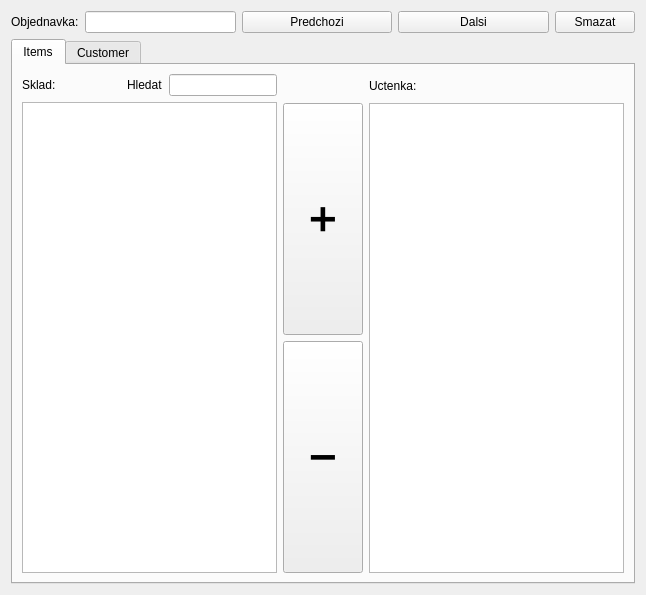
Old version of the form orders_widget.ui in the repository skrcka/URO_P2.
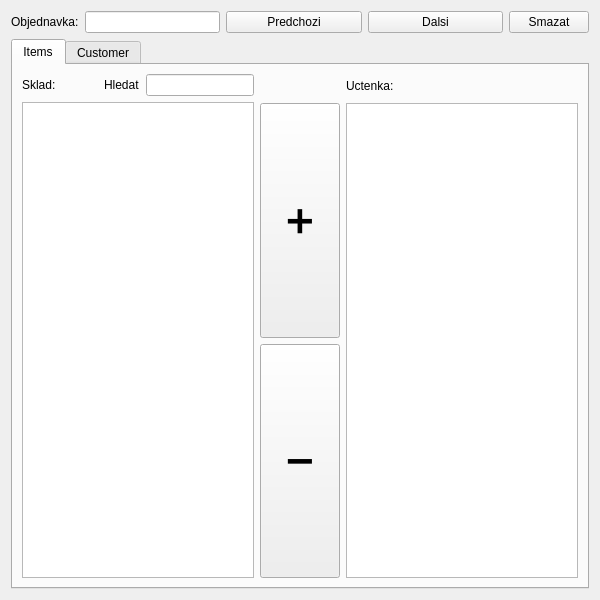
New version of the form. The open tabs and pages were chosen to show the change.

```diff
--- a/orders_widget.ui
+++ b/orders_widget.ui
@@ -6,16 +6,25 @@
    <rect>
     <x>0</x>
     <y>0</y>
-    <width>646</width>
-    <height>595</height>
+    <width>600</width>
+    <height>600</height>
    </rect>
   </property>
+  <property name="sizePolicy">
+   <sizepolicy hsizetype="Expanding" vsizetype="Expanding">
+    <horstretch>0</horstretch>
+    <verstretch>0</verstretch>
+   </sizepolicy>
+  </property>
   <property name="windowTitle">
    <string>Form</string>
   </property>
-  <layout class="QGridLayout" name="gridLayout">
-   <item row="0" column="2">
+  <layout class="QVBoxLayout" name="verticalLayout_2">
+   <item>
     <layout class="QVBoxLayout" name="verticalLayout">
+     <property name="sizeConstraint">
+      <enum>QLayout::SetNoConstraint</enum>
+     </property>
      <item>
       <layout class="QHBoxLayout" name="horizontalLayout">
        <property name="sizeConstraint">
@@ -82,6 +91,12 @@
         <number>1</number>
        </property>
        <widget class="QWidget" name="Items">
+        <property name="sizePolicy">
+         <sizepolicy hsizetype="Expanding" vsizetype="Expanding">
+          <horstretch>0</horstretch>
+          <verstretch>0</verstretch>
+         </sizepolicy>
+        </property>
         <attribute name="title">
          <string>Items</string>
         </attribute>
```
Left out of the diff: 8 changed lines with no effect on the pictures.
